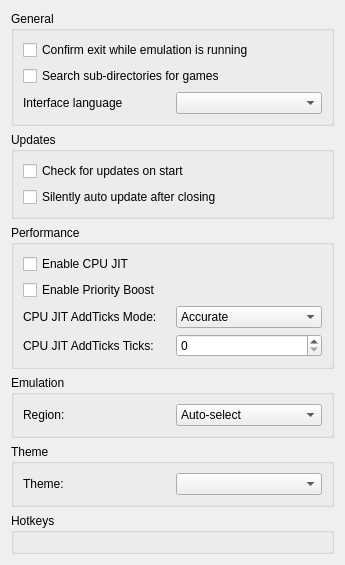
Above: src/citra_qt/configuration/configure_general.ui from grimtnt/citra before the change. Below: the same form after it.
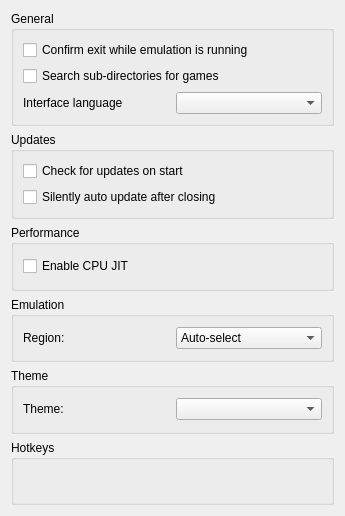
That is the form after the change. Custom widgets are drawn as their Qt base class.

Commit message: Remove ticks settings

```diff
--- a/src/citra_qt/configuration/configure_general.ui
+++ b/src/citra_qt/configuration/configure_general.ui
@@ -99,61 +99,6 @@
             </property>
            </widget>
           </item>
-          <item>
-           <widget class="QCheckBox" name="priority_boost">
-            <property name="text">
-             <string>Enable Priority Boost</string>
-            </property>
-           </widget>
-          </item>
-          <item>
-           <layout class="QHBoxLayout" name="horizontalLayout_9">
-            <item>
-             <widget class="QLabel" name="label_ticks_mode">
-              <property name="text">
-               <string>CPU JIT AddTicks Mode:</string>
-              </property>
-             </widget>
-            </item>
-            <item>
-             <widget class="QComboBox" name="combo_ticks_mode">
-              <item>
-               <property name="text">
-                <string>Accurate</string>
-               </property>
-              </item>
-              <item>
-               <property name="text">
-                <string>Auto</string>
-               </property>
-              </item>
-              <item>
-               <property name="text">
-                <string>Fixed</string>
-               </property>
-              </item>
-             </widget>
-            </item>
-           </layout>
-          </item>
-          <item>
-           <layout class="QHBoxLayout" name="horizontalLayout_8">
-            <item>
-             <widget class="QLabel" name="label_ticks">
-              <property name="text">
-               <string>CPU JIT AddTicks Ticks:</string>
-              </property>
-             </widget>
-            </item>
-            <item>
-             <widget class="QSpinBox" name="spinbox_ticks">
-              <property name="maximum">
-               <number>999999999</number>
-              </property>
-             </widget>
-            </item>
-           </layout>
-          </item>
          </layout>
         </item>
        </layout>
```
The commit also changes 10 other files.
